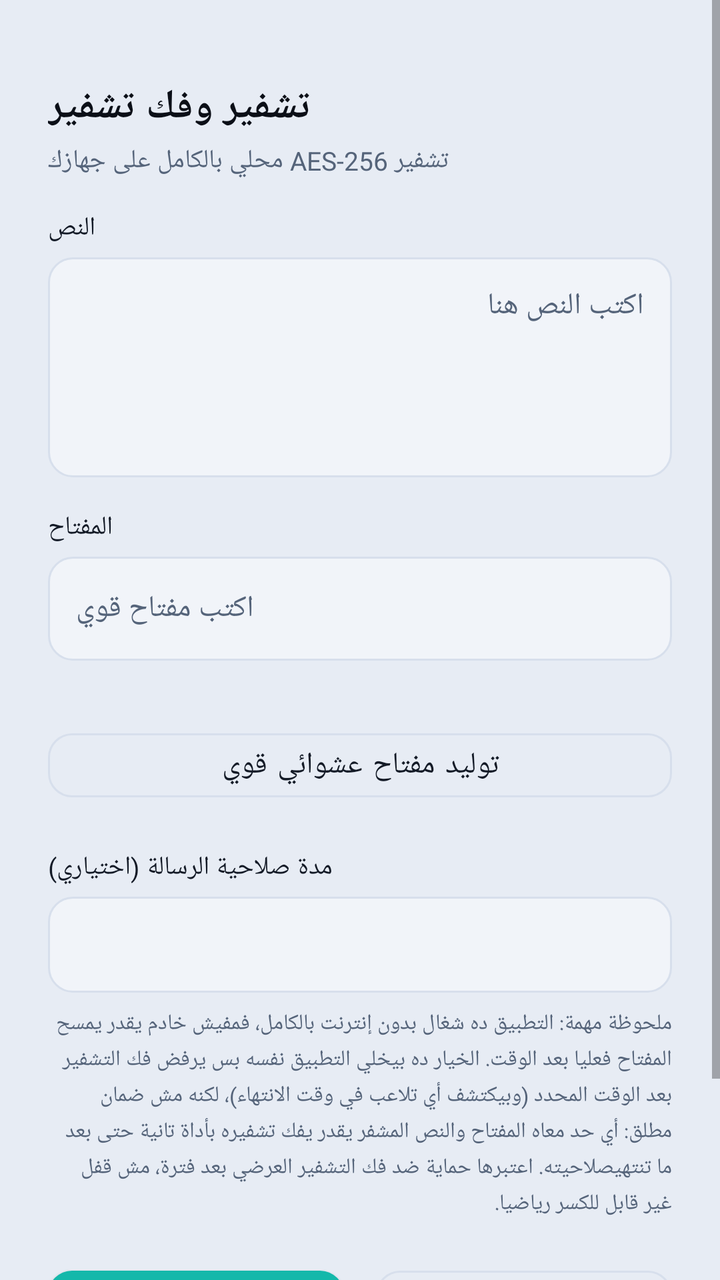
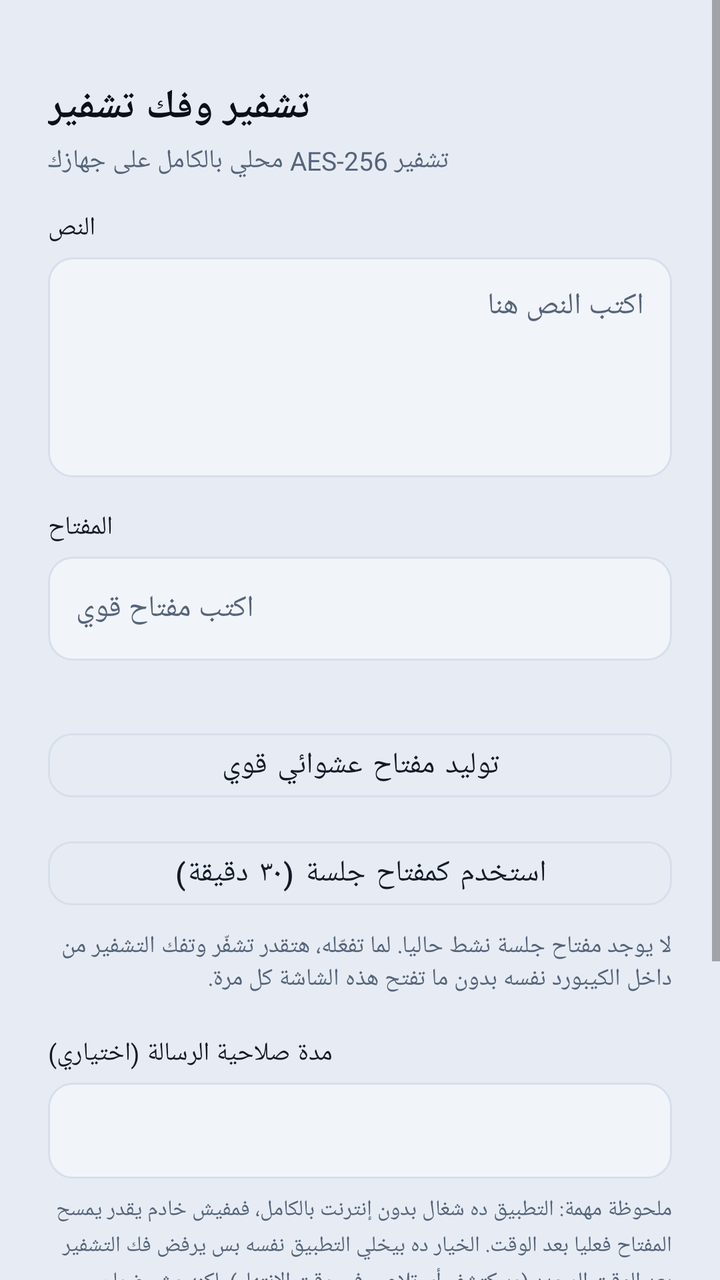

Before-and-after screenshots of an Android layout around one commit, followed by the original layout XML and the change that was made.
<!-- AndroidManifest.xml: application theme AppTheme -->
<!-- res/layout/activity_encrypt.xml -->
<?xml version="1.0" encoding="utf-8"?>
<ScrollView xmlns:android="http://schemas.android.com/apk/res/android"
    android:layout_width="match_parent"
    android:layout_height="match_parent"
    android:background="@color/navy_950">

    <LinearLayout
        android:layout_width="match_parent"
        android:layout_height="wrap_content"
        android:orientation="vertical"
        android:padding="24dp">

        <TextView
            android:layout_width="wrap_content"
            android:layout_height="wrap_content"
            android:layout_marginTop="16dp"
            android:layout_marginBottom="4dp"
            android:text="@string/encrypt_title"
            android:textColor="@color/white"
            android:textSize="20sp"
            android:textStyle="bold" />

        <TextView
            android:layout_width="wrap_content"
            android:layout_height="wrap_content"
            android:layout_marginBottom="16dp"
            android:text="@string/encrypt_subtitle"
            android:textColor="@color/slate_400"
            android:textSize="13sp" />

        <TextView
            android:id="@+id/rootWarningText"
            android:layout_width="match_parent"
            android:layout_height="wrap_content"
            android:layout_marginBottom="16dp"
            android:padding="12dp"
            android:background="@drawable/bg_warning"
            android:textColor="@color/danger_red"
            android:textSize="12sp"
            android:lineSpacingExtra="3dp"
            android:visibility="gone" />

        <TextView
            android:layout_width="wrap_content"
            android:layout_height="wrap_content"
            android:layout_marginBottom="6dp"
            android:text="@string/text_label"
            android:textColor="@color/slate_200"
            android:textSize="13sp" />

        
        <EditText
            android:id="@+id/inputText"
            style="@style/InputField"
            android:layout_width="match_parent"
            android:layout_height="110dp"
            android:gravity="top|start"
            android:layout_marginBottom="16dp"
            android:hint="@string/text_hint"
            android:inputType="textMultiLine|textNoSuggestions"
            android:saveEnabled="false"
            android:importantForAutofill="no" />

        <TextView
            android:layout_width="wrap_content"
            android:layout_height="wrap_content"
            android:layout_marginBottom="6dp"
            android:text="@string/key_label"
            android:textColor="@color/slate_200"
            android:textSize="13sp" />

        <EditText
            android:id="@+id/inputKey"
            style="@style/InputField"
            android:layout_width="match_parent"
            android:layout_height="52dp"
            android:layout_marginBottom="4dp"
            android:hint="@string/key_hint"
            android:inputType="textPassword"
            android:saveEnabled="false"
            android:importantForAutofill="no" />

        <TextView
            android:id="@+id/keyStrengthHint"
            android:layout_width="wrap_content"
            android:layout_height="wrap_content"
            android:layout_marginBottom="10dp"
            android:textColor="@color/slate_400"
            android:textSize="12sp" />

        <com.google.android.material.button.MaterialButton
            android:id="@+id/btnGenerateKey"
            style="@style/SecondaryButton"
            android:layout_width="match_parent"
            android:layout_height="44dp"
            android:layout_marginBottom="20dp"
            android:text="@string/generate_key_btn" />

        <TextView
            android:layout_width="wrap_content"
            android:layout_height="wrap_content"
            android:layout_marginBottom="6dp"
            android:text="@string/expiry_label"
            android:textColor="@color/slate_200"
            android:textSize="13sp" />

        <Spinner
            android:id="@+id/spinnerExpiry"
            android:layout_width="match_parent"
            android:layout_height="48dp"
            android:background="@drawable/bg_input"
            android:paddingStart="12dp"
            android:paddingEnd="12dp"
            android:layout_marginBottom="8dp" />

        <EditText
            android:id="@+id/inputCustomMinutes"
            style="@style/InputField"
            android:layout_width="match_parent"
            android:layout_height="48dp"
            android:layout_marginBottom="8dp"
            android:hint="@string/expiry_custom_hint"
            android:inputType="number"
            android:visibility="gone"
            android:saveEnabled="false"
            android:importantForAutofill="no" />

        <TextView
            android:layout_width="match_parent"
            android:layout_height="wrap_content"
            android:layout_marginBottom="20dp"
            android:text="@string/expiry_warning_note"
            android:textColor="@color/slate_400"
            android:textSize="11sp"
            android:lineSpacingExtra="3dp" />

        <LinearLayout
            android:layout_width="match_parent"
            android:layout_height="wrap_content"
            android:orientation="horizontal">

            <com.google.android.material.button.MaterialButton
                android:id="@+id/btnEncryptAction"
                style="@style/PrimaryButton"
                android:layout_width="0dp"
                android:layout_height="52dp"
                android:layout_weight="1"
                android:layout_marginEnd="8dp"
                android:text="@string/encrypt_btn" />

            <com.google.android.material.button.MaterialButton
                android:id="@+id/btnDecryptAction"
                style="@style/SecondaryButton"
                android:layout_width="0dp"
                android:layout_height="52dp"
                android:layout_weight="1"
                android:layout_marginStart="8dp"
                android:text="@string/decrypt_btn" />
        </LinearLayout>

        <com.google.android.material.button.MaterialButton
            android:id="@+id/btnClearAll"
            style="@style/SecondaryButton"
            android:layout_width="match_parent"
            android:layout_height="44dp"
            android:layout_marginTop="10dp"
            android:text="@string/clear_all_btn" />

        <TextView
            android:id="@+id/errorText"
            android:layout_width="match_parent"
            android:layout_height="wrap_content"
            android:layout_marginTop="12dp"
            android:textColor="@color/danger_red"
            android:textSize="13sp"
            android:visibility="gone" />

        <LinearLayout
            android:id="@+id/resultCard"
            style="@style/CardStyle"
            android:layout_width="match_parent"
            android:layout_height="wrap_content"
            android:orientation="vertical"
            android:layout_marginTop="20dp"
            android:visibility="gone">

            <TextView
                android:layout_width="wrap_content"
                android:layout_height="wrap_content"
                android:layout_marginBottom="8dp"
                android:text="@string/result_label"
                android:textColor="@color/slate_200"
                android:textSize="13sp" />

            
            <TextView
                android:id="@+id/resultText"
                android:layout_width="match_parent"
                android:layout_height="wrap_content"
                android:fontFamily="monospace"
                android:textColor="@color/accent_cyan"
                android:textIsSelectable="false"
                android:textSize="13sp"
                android:layout_marginBottom="12dp" />

            <com.google.android.material.button.MaterialButton
                android:id="@+id/btnCopyResult"
                style="@style/SecondaryButton"
                android:layout_width="match_parent"
                android:layout_height="44dp"
                android:text="@string/copy_result_btn" />
        </LinearLayout>

    </LinearLayout>
</ScrollView>
<!-- resources referenced by this layout -->
<resources>
  <color name="accent_cyan">#14B8AA</color>
  <color name="danger_red">#E15458</color>
  <color name="navy_950">#E7ECF4</color>
  <color name="slate_200">#131A26</color>
  <color name="slate_400">#55647A</color>
  <color name="white">#0B0F17</color>
  <!-- drawable bg_input (drawable) -->
  <?xml version="1.0" encoding="utf-8"?>
  <shape xmlns:android="http://schemas.android.com/apk/res/android">
      <solid android:color="@color/navy_800" />
      <corners android:radius="12dp" />
      <stroke android:width="1dp" android:color="@color/navy_700" />
  </shape>
  <!-- drawable bg_warning (drawable) -->
  <?xml version="1.0" encoding="utf-8"?>
  <shape xmlns:android="http://schemas.android.com/apk/res/android">
      <solid android:color="#26FF4D4D" />
      <corners android:radius="10dp" />
      <stroke android:width="1dp" android:color="@color/danger_red" />
  </shape>
  <string name="clear_all_btn">مسح كل الحقول والحافظة</string>
  <string name="copy_result_btn">نسخ الناتج</string>
  <string name="decrypt_btn">فك التشفير</string>
  <string name="encrypt_btn">تشفير</string>
  <string name="encrypt_subtitle">تشفير AES-256 محلي بالكامل على جهازك</string>
  <string name="encrypt_title">تشفير وفك تشفير</string>
  <string name="expiry_custom_hint">عدد الدقائق</string>
  <string name="expiry_label">مدة صلاحية الرسالة (اختياري)</string>
  <string name="expiry_warning_note">ملحوظة مهمة: التطبيق ده شغال بدون إنترنت بالكامل، فمفيش خادم يقدر يمسح المفتاح فعليا بعد الوقت. الخيار ده بيخلي التطبيق نفسه بس يرفض فك التشفير بعد الوقت المحدد (وبيكتشف أي تلاعب في وقت الانتهاء)، لكنه مش ضمان مطلق: أي حد معاه المفتاح والنص المشفر يقدر يفك تشفيره بأداة تانية حتى بعد ما "تنتهي" صلاحيته. اعتبرها حماية ضد فك التشفير العرضي بعد فترة، مش قفل غير قابل للكسر رياضيا.</string>
  <string name="generate_key_btn">توليد مفتاح عشوائي قوي</string>
  <string name="key_hint">اكتب مفتاح قوي</string>
  <string name="key_label">المفتاح</string>
  <string name="result_label">الناتج</string>
  <string name="text_hint">اكتب النص هنا</string>
  <string name="text_label">النص</string>
  <style name="CardStyle">
          <item name="android:background">@drawable/bg_card</item>
          <item name="android:padding">20dp</item>
      </style>
  <style name="InputField">
          <item name="android:background">@drawable/bg_input</item>
          <item name="android:padding">14dp</item>
          <item name="android:textColor">@color/slate_200</item>
          <item name="android:textColorHint">@color/slate_400</item>
          <item name="android:textSize">15sp</item>
      </style>
  <style name="PrimaryButton" parent="Widget.MaterialComponents.Button">
          <item name="backgroundTint">@color/accent_cyan</item>
          <item name="android:textColor">@color/text_on_accent</item>
          <item name="android:textAllCaps">false</item>
          <item name="android:textSize">15sp</item>
          <item name="cornerRadius">12dp</item>
      </style>
  <style name="SecondaryButton" parent="Widget.MaterialComponents.Button.OutlinedButton">
          <item name="strokeColor">@color/navy_700</item>
          <item name="android:textColor">@color/slate_200</item>
          <item name="android:textAllCaps">false</item>
          <item name="android:textSize">15sp</item>
          <item name="cornerRadius">12dp</item>
      </style>
  <color name="navy_800">#F1F4F9</color>
  <color name="navy_700">#D7DFEC</color>
  <color name="text_on_accent">#0A0D14</color>
  <color name="navy_900">#FFFFFF</color>
  <!-- unchanged entries left out for length: 2 -->
</resources>

<!-- the commit's change to res/layout/activity_encrypt.xml (unified diff, before → after) -->
@@ -93,8 +93,25 @@
             style="@style/SecondaryButton"
             android:layout_width="match_parent"
             android:layout_height="44dp"
+            android:layout_marginBottom="10dp"
+            android:text="@string/generate_key_btn" />
+
+        <com.google.android.material.button.MaterialButton
+            android:id="@+id/btnUseAsSessionKey"
+            style="@style/SecondaryButton"
+            android:layout_width="match_parent"
+            android:layout_height="44dp"
+            android:layout_marginBottom="6dp"
+            android:text="@string/use_as_session_key_btn" />
+
+        <TextView
+            android:id="@+id/sessionKeyStatus"
+            android:layout_width="wrap_content"
+            android:layout_height="wrap_content"
             android:layout_marginBottom="20dp"
-            android:text="@string/generate_key_btn" />
+            android:text="@string/session_key_inactive"
+            android:textColor="@color/slate_400"
+            android:textSize="12sp" />
 
         <TextView
             android:layout_width="wrap_content"
<!-- resource entries referenced after the edit -->
@@ -33,8 +33,10 @@
   <string name="key_hint">اكتب مفتاح قوي</string>
   <string name="key_label">المفتاح</string>
   <string name="result_label">الناتج</string>
+  <string name="session_key_inactive">لا يوجد مفتاح جلسة نشط حاليا. لما تفعّله، هتقدر تشفّر وتفك التشفير من داخل الكيبورد نفسه بدون ما تفتح هذه الشاشة كل مرة.</string>
   <string name="text_hint">اكتب النص هنا</string>
   <string name="text_label">النص</string>
+  <string name="use_as_session_key_btn">استخدم كمفتاح جلسة (٣٠ دقيقة)</string>
   <style name="CardStyle">
           <item name="android:background">@drawable/bg_card</item>
           <item name="android:padding">20dp</item>
